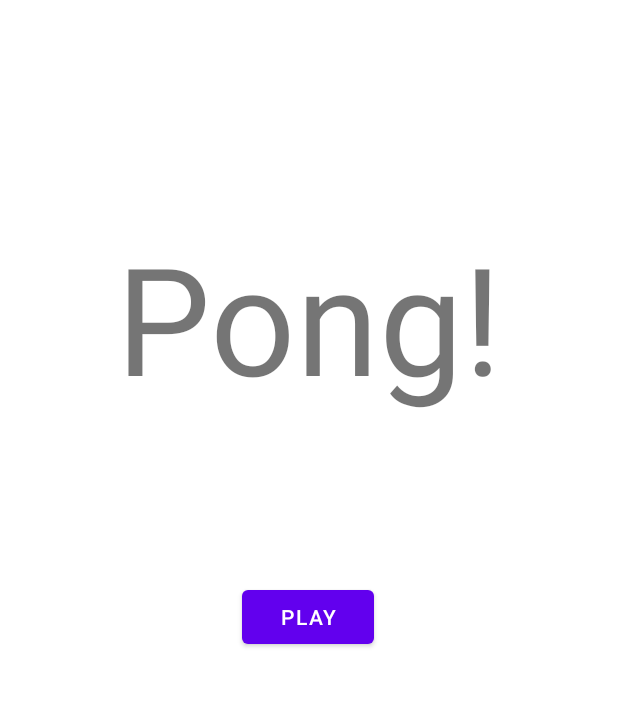
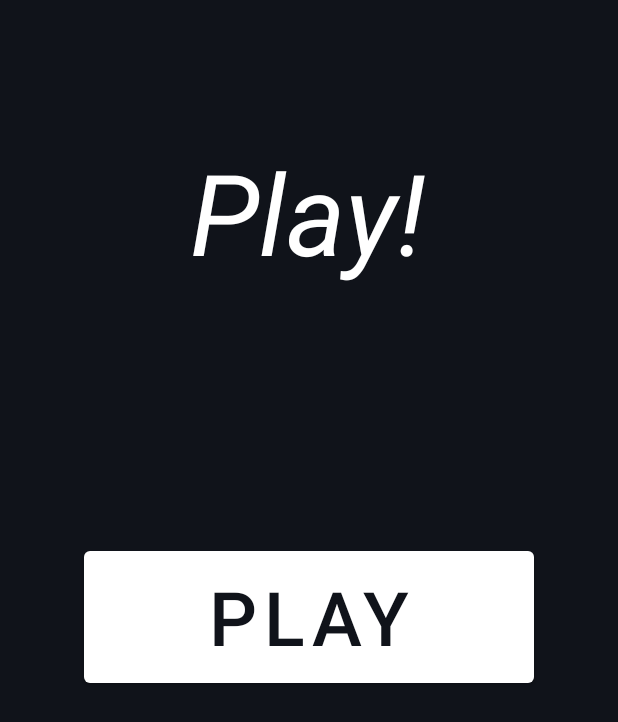
Before and after one commit to vigneshsaravanakumar404/Pong, an Android app: the MainActivity screen opened directly, with no data from a screen before it, on a phone screen of 412 x 824 dp. Shown: the top 722 px of the screen. Run offline under Robolectric (Android 15) with nearby library versions, the light colour scheme and no system bars.

Commit message:
Final Commit

```diff
--- a/app/src/main/java/com/example/pong/MainActivity.java
+++ b/app/src/main/java/com/example/pong/MainActivity.java
@@ -5,7 +5,10 @@ import android.content.Intent;
 import android.content.pm.ActivityInfo;
 import android.os.Bundle;
 import android.view.View;
+import android.view.WindowManager;
 import android.widget.Button;
+import android.widget.TextView;
+import android.widget.Toast;
 
 import androidx.appcompat.app.AppCompatActivity;
 
@@ -17,32 +20,55 @@ public class MainActivity extends AppCompatActivity {
     Button play;
     Intent game;
 
-    @SuppressLint("SourceLockedOrientationActivity")
+    TextView scores;
+
+    int previousPlayerScore = GameActivity.playerScore;
+    int previousComputerScore = GameActivity.computerScore;
+
+    @SuppressLint({"SourceLockedOrientationActivity", "SetTextI18n"})
     @Override
     protected void onCreate(Bundle savedInstanceState) {
         super.onCreate(savedInstanceState);
         setContentView(R.layout.activity_main);
 
 
+        Objects.requireNonNull(getSupportActionBar()).hide();
+        setRequestedOrientation(ActivityInfo.SCREEN_ORIENTATION_PORTRAIT);
         getWindow().getDecorView().setSystemUiVisibility(View.SYSTEM_UI_FLAG_FULLSCREEN);
-        Objects.requireNonNull(getSupportActionBar()).hide();
+        getWindow().getDecorView().setSystemUiVisibility(View.SYSTEM_UI_FLAG_HIDE_NAVIGATION);
+        getWindow().setFlags(WindowManager.LayoutParams.FLAG_FULLSCREEN, WindowManager.LayoutParams.FLAG_FULLSCREEN);
+        setRequestedOrientation(ActivityInfo.SCREEN_ORIENTATION_LOCKED);
+
+
         play = findViewById(R.id.play);
+        scores = findViewById(R.id.textView);
         game = new Intent(this, GameActivity.class);
         play.setOnClickListener(v -> startActivity(game));
-        setRequestedOrientation(ActivityInfo.SCREEN_ORIENTATION_PORTRAIT);
+        play.setBackgroundColor(getResources().getColor(R.color.white));
 
 
-        // ! Delete Afterwards
-        startActivity(game);
+        // if the score is not o then create a textview and display the score
+        if (previousPlayerScore != 0 || previousComputerScore != 0) {
+            scores.setText("Player: " + previousPlayerScore + "\t\tComputer: " + previousComputerScore);
+            scores.setTextColor(getResources().getColor(R.color.white));
+            scores.setTextSize(30);
+
+            if (GameActivity.broken) {
+                Toast.makeText(getApplicationContext(), "Computer Wins!", Toast.LENGTH_SHORT).show();
+            } else if (previousPlayerScore > previousComputerScore) {
+                Toast.makeText(getApplicationContext(), "Player Wins!", Toast.LENGTH_SHORT).show();
+            } else if (previousPlayerScore < previousComputerScore) {
+                Toast.makeText(getApplicationContext(), "Computer Wins!", Toast.LENGTH_SHORT).show();
+            } else {
+                Toast.makeText(getApplicationContext(), "It's a Tie!", Toast.LENGTH_SHORT).show();
+            }
+        }
 
 
     }
 }
 
 // TODO
-// 1. Improve Splash Screen
-// 5. Improve Start Screen
-// 8. Game Over Screen With Score
 // 9. An Extra
 
 
--- a/app/src/main/res/layout/activity_main.xml
+++ b/app/src/main/res/layout/activity_main.xml
@@ -4,12 +4,13 @@
     xmlns:tools="http://schemas.android.com/tools"
     android:layout_width="match_parent"
     android:layout_height="match_parent"
+    android:background="#10131A"
     tools:context=".MainActivity">
 
     <Button
         android:id="@+id/play"
-        android:layout_width="wrap_content"
-        android:layout_height="wrap_content"
+        android:layout_width="300dp"
+        android:layout_height="100dp"
         android:text="Play"
         app:layout_constraintBottom_toBottomOf="parent"
         app:layout_constraintEnd_toEndOf="parent"
@@ -17,18 +18,36 @@
         app:layout_constraintStart_toStartOf="parent"
         app:layout_constraintTop_toTopOf="parent"
         app:layout_constraintVertical_bias="0.499"
+        android:textColor="#10131A"
+        android:textSize="50sp"
         tools:ignore="HardcodedText" />
 
     <TextView
+        android:id="@+id/textView2"
         android:layout_width="wrap_content"
         android:layout_height="wrap_content"
-        android:text="Pong!"
-        android:textSize="100sp"
+        android:text="Play!"
+        android:textColor="@color/white"
+        android:textSize="75sp"
+        android:textStyle="italic"
         app:layout_constraintBottom_toBottomOf="parent"
         app:layout_constraintEnd_toEndOf="parent"
+        app:layout_constraintHorizontal_bias="0.498"
         app:layout_constraintStart_toStartOf="parent"
         app:layout_constraintTop_toTopOf="parent"
-        app:layout_constraintVertical_bias="0.209"
+        app:layout_constraintVertical_bias="0.125"
         tools:ignore="HardcodedText" />
 
+    <TextView
+        android:id="@+id/textView"
+        android:layout_width="wrap_content"
+        android:layout_height="wrap_content"
+        android:text=""
+        app:layout_constraintBottom_toBottomOf="parent"
+        app:layout_constraintEnd_toEndOf="parent"
+        app:layout_constraintHorizontal_bias="0.498"
+        app:layout_constraintStart_toStartOf="parent"
+        app:layout_constraintTop_toTopOf="parent"
+        app:layout_constraintVertical_bias="0.768" />
+
 </androidx.constraintlayout.widget.ConstraintLayout>
```
Also changed, not shown: app/src/main/java/com/example/pong/GameActivity.java (+74 -27 lines), app/src/main/java/com/example/pong/SplashScreen.java (+8 -1 lines), app/src/main/res/layout/activity_splash_screen.xml (+18 -1 lines), app/src/main/res/drawable/icon.png (added).
